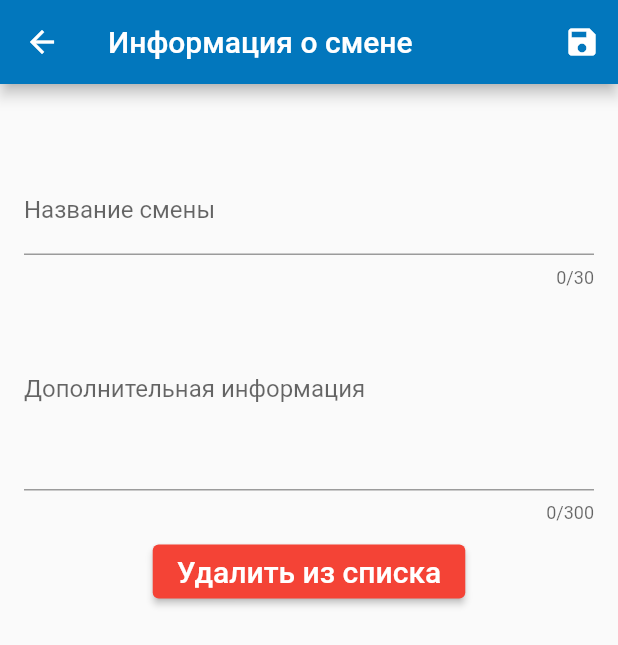
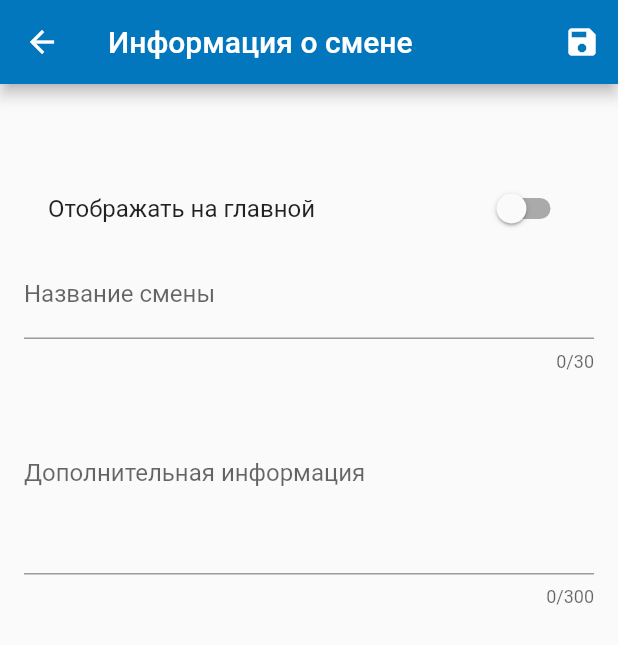
Before and after one commit to amatskevich/calendar_of_factory, a Flutter app: the EditShiftScreen screen opened directly with empty values, on a phone screen of 412 x 824 dp. Shown: the top 645 px of the screen. Run offline on Flutter 3.47's test engine with Material 2 defaults, Android fonts, the phone set to English and light mode, and no system bars; Roboto replaces fonts that are missing (Georgia).

Commit message:
Add switch for configuration of shift

```diff
--- a/lib/edit_shift_screen/edit_shift_screen.dart
+++ b/lib/edit_shift_screen/edit_shift_screen.dart
@@ -18,6 +18,7 @@ class _EditShiftScreenState extends State<EditShiftScreen> {
 
   var _name = '';
   var _description = '';
+  var _showOnMainScreen = false;
 
   var _isInit = true;
 
@@ -27,6 +28,7 @@ class _EditShiftScreenState extends State<EditShiftScreen> {
   void didChangeDependencies() {
     if (_isInit) {
       _shift = ModalRoute.of(context)!.settings.arguments as Shift;
+      _showOnMainScreen = _shift!.showOnMainScreen;
     }
     _isInit = false;
     super.didChangeDependencies();
@@ -65,6 +67,15 @@ class _EditShiftScreenState extends State<EditShiftScreen> {
               key: _form,
               child: Column(
                 children: [
+                  SwitchListTile(
+                    title: const Text('Отображать на главной'),
+                    value: _showOnMainScreen,
+                    onChanged: (value) {
+                      setState(() {
+                        _showOnMainScreen = value;
+                      });
+                    },
+                  ),
                   TextFormField(
                     decoration: InputDecoration(
                       labelText: 'Название смены',
@@ -93,30 +104,6 @@ class _EditShiftScreenState extends State<EditShiftScreen> {
                       _description = value != null ? value : '';
                     },
                   ),
-                  // DataRowWidget(value: data.shift.name),
-                  // DataRowWidget(value: data.shift.description),
-                ],
-              ),
-            ),
-            Padding(
-              padding: const EdgeInsets.all(8.0),
-              child: Row(
-                mainAxisAlignment: MainAxisAlignment.spaceAround,
-                children: [
-                  ElevatedButton(
-                    onPressed: () => print(_shift!),
-                    style: ButtonStyle(
-                      backgroundColor: MaterialStateProperty.all(Colors.red),
-                      foregroundColor: MaterialStateProperty.all(Colors.white),
-                    ),
-                    child: Text(
-                      'Удалить из списка',
-                      style: TextStyle(fontSize: 20),
-                    ),
-                  ),
-                  // ElevatedButton(
-                  //     onPressed: () => Navigator.pop(context),
-                  //     child: Text('Вернуться', style: TextStyle(fontSize: 20))),
                 ],
               ),
             ),
```
